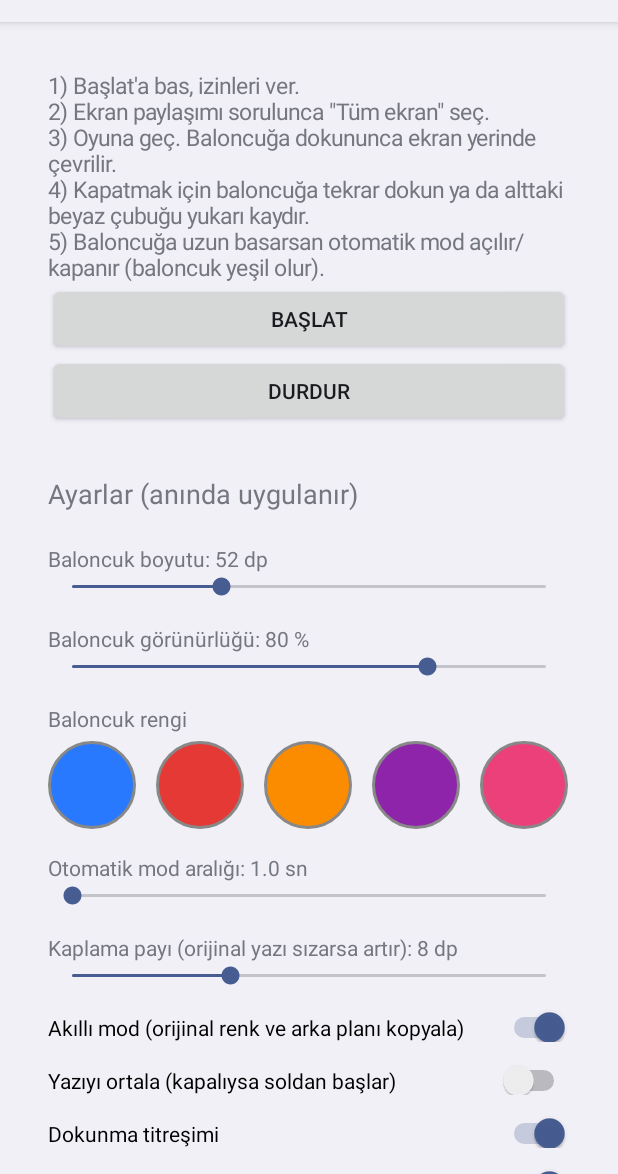
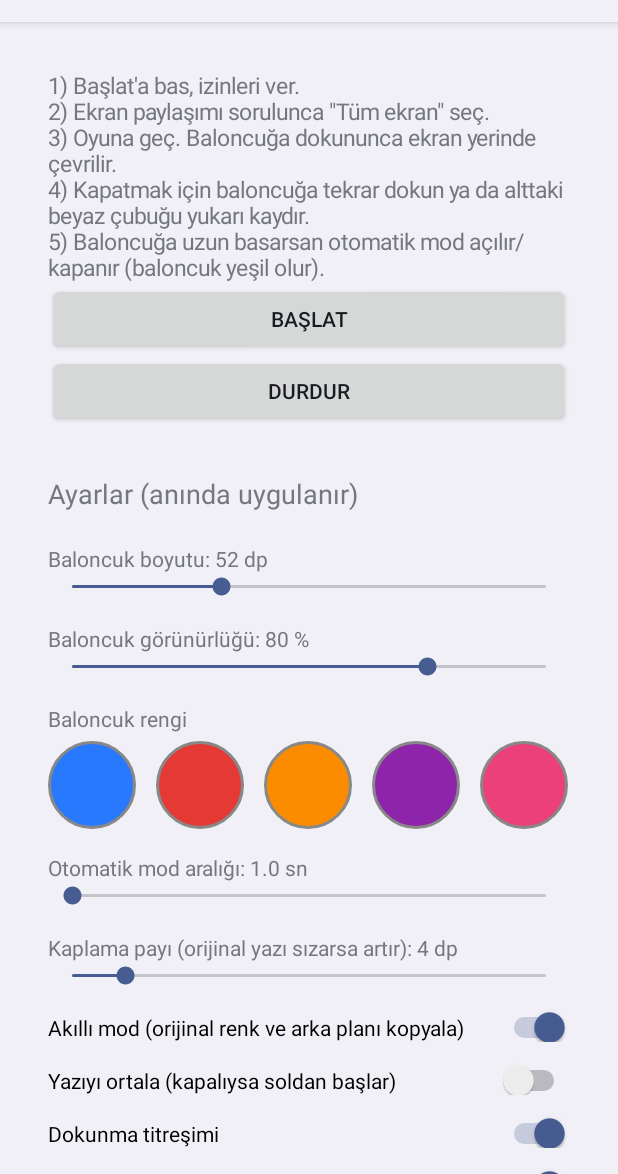
Before and after one commit to ayasoyuno/ceviri-baloncugu, an Android app: the screen it shows after launch (MainActivity), on a phone screen of 412 x 824 dp, the part 62-1236 px from its top. Run offline under Robolectric (Android 15) with nearby library versions, the phone set to English and light mode, and no system bars.

Commit message:
Update MainActivity.java

```diff
--- a/app/src/main/java/com/ayaso/ceviri/MainActivity.java
+++ b/app/src/main/java/com/ayaso/ceviri/MainActivity.java
@@ -80,7 +80,7 @@ public class MainActivity extends Activity {
         addSeek(root, "Baloncuk görünürlüğü", "alpha", 20, 100, 80, 1, " %");
                 addColors(root);
         addSeek(root, "Otomatik mod aralığı", "speed", 10, 30, 10, 10, " sn");
-        addSeek(root, "Kaplama payı (orijinal yazı sızarsa artır)", "pad", 2, 20, 8, 1, " dp");
+        addSeek(root, "Kaplama payı (orijinal yazı sızarsa artır)", "pad", 2, 20, 4, 1, " dp");
 
         addSwitch(root, "Akıllı mod (orijinal renk ve arka planı kopyala)", "smart", true);
         addSwitch(root, "Yazıyı ortala (kapalıysa soldan başlar)", "center", false);
```
